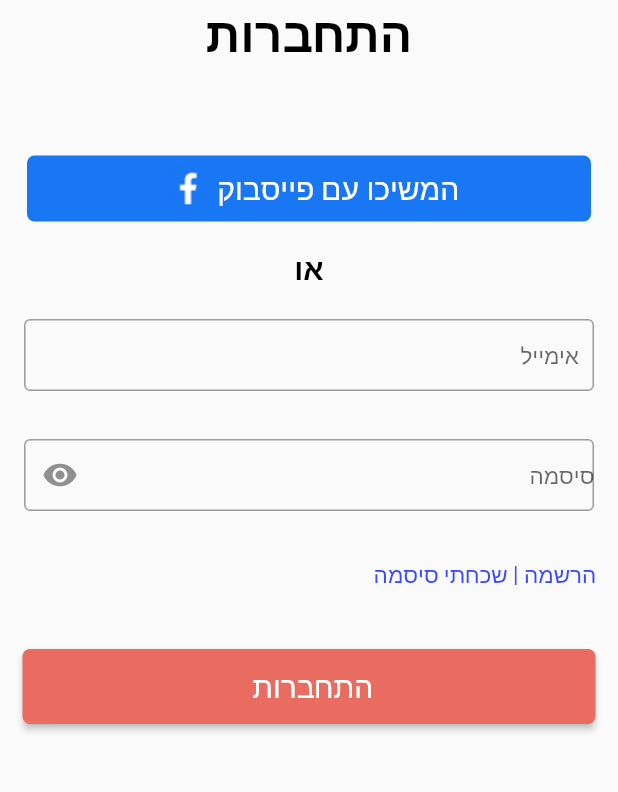
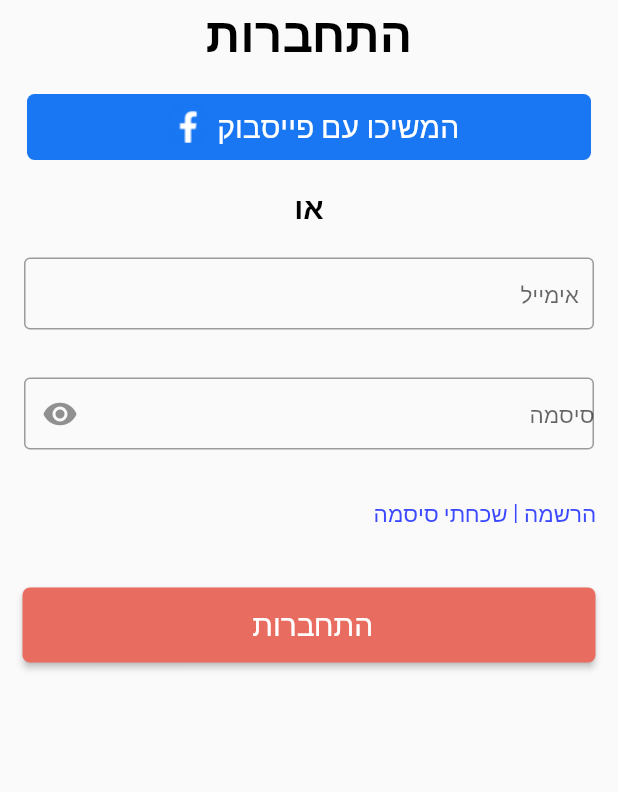
Before and after one commit to pawan15101998/Basalon, a Flutter app: the SignInScreen screen opened directly, on a phone screen of 412 x 824 dp, the part 59-851 px from its top. Run offline on Flutter 3.47's test engine with Material 2 defaults, Android fonts, the light colour scheme and no system bars; our stand-ins replace charts_flutter, dio, dotted_border, dotted_line, dropdown_button2, file_picker and 24 more; missing offline and left inert: appsflyer_sdk, device_id, flutter_facebook_auth, flutter_phone_direct_caller, flutter_share, google_maps_flutter_platform_interface and 2 more; accounts and stored records are empty; project files that could hold a hidden picture were left out.

Commit message:
fix issue in apple and facebook btn issue

```diff
--- a/lib/screens/login/signin_screen.dart
+++ b/lib/screens/login/signin_screen.dart
@@ -111,9 +111,8 @@ class _SignInScreenState extends State<SignInScreen> {
                     fontSize: 32,
                   ),
                 ),
-                const SizedBox(height: 25),
                 if (Platform.isIOS) Padding(
-                  padding: const EdgeInsets.symmetric(horizontal: 18.0),
+                  padding: const EdgeInsets.only(top: 18.0, right: 18.0, left: 18.0),
                   child: SignInWithAppleButton(
                     height: 44,
                     text: "Apple " + "היכנס עם",
@@ -169,7 +168,6 @@ class _SignInScreenState extends State<SignInScreen> {
                     },
                   ),
                 ),
-                const SizedBox(height: 16),
                 Padding(
                   padding: const EdgeInsets.all(18.0),
                   child: SizedBox(
```
